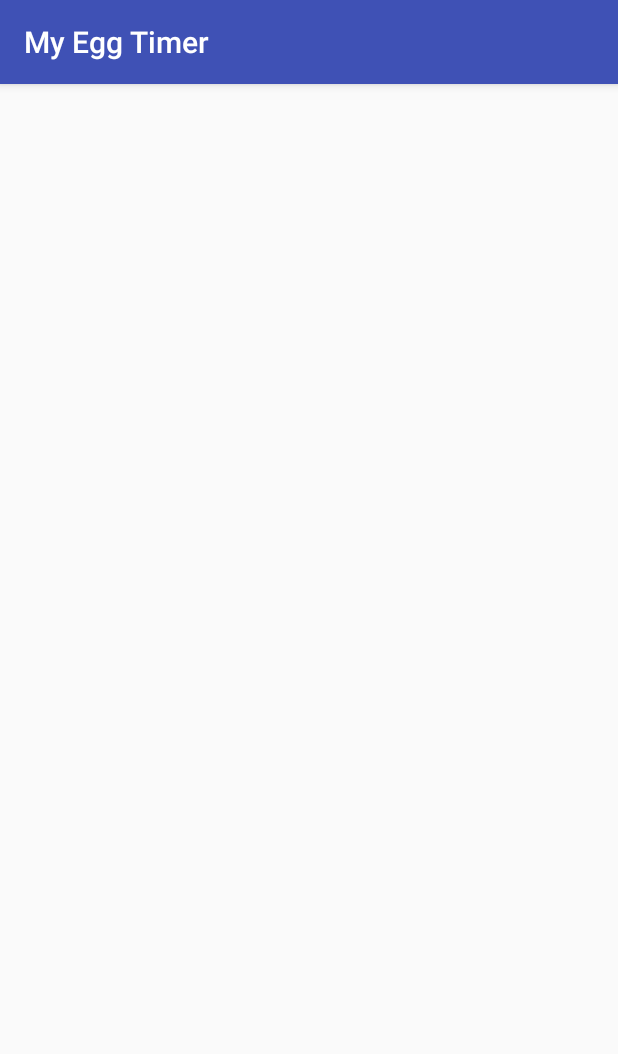
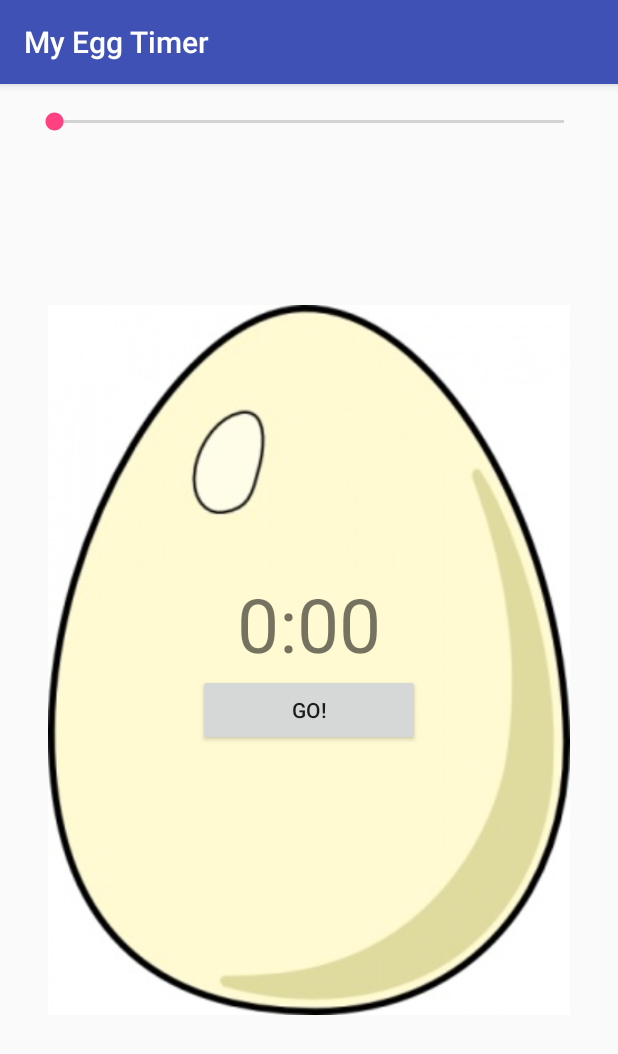
Before and after one commit to Vishnu-Adda/egg-timer, an Android app: the screen it shows after launch (MainActivity), on a phone screen of 412 x 824 dp. Shown: the top 1054 px of the screen. Run offline under Robolectric (Android 15) with nearby library versions, the phone set to English and light mode, and no system bars.

Commit message:
General layout has been determined.

```diff
--- a/app/src/main/java/com/someapp/vishnu/myeggtimer/MainActivity.java
+++ b/app/src/main/java/com/someapp/vishnu/myeggtimer/MainActivity.java
@@ -2,12 +2,19 @@ package com.someapp.vishnu.myeggtimer;
 
 import android.support.v7.app.AppCompatActivity;
 import android.os.Bundle;
+import android.widget.TextView;
 
 public class MainActivity extends AppCompatActivity {
+
+    String timeString;
 
     @Override
     protected void onCreate(Bundle savedInstanceState) {
         super.onCreate(savedInstanceState);
         setContentView(R.layout.activity_main);
+
+        TextView timeStringView = findViewById(R.id.textView);
+        timeString = timeStringView.toString();
+
     }
 }
--- a/app/src/main/res/layout/activity_main.xml
+++ b/app/src/main/res/layout/activity_main.xml
@@ -6,4 +6,49 @@
     android:layout_height="match_parent"
     tools:context=".MainActivity">
 
+    <LinearLayout
+        android:id="@+id/linearLayout"
+        android:layout_width="348dp"
+        android:layout_height="473dp"
+        android:layout_marginBottom="100dp"
+        android:layout_marginEnd="32dp"
+        android:layout_marginLeft="32dp"
+        android:layout_marginRight="32dp"
+        android:layout_marginStart="32dp"
+        android:layout_marginTop="100dp"
+        android:background="@drawable/cartoon_egg"
+        android:orientation="vertical"
+        android:gravity="center"
+        app:layout_constraintBottom_toBottomOf="parent"
+        app:layout_constraintEnd_toEndOf="parent"
+        app:layout_constraintStart_toStartOf="parent"
+        app:layout_constraintTop_toTopOf="parent">
+
+        <TextView
+            android:id="@+id/textView"
+            android:layout_width="wrap_content"
+            android:layout_height="wrap_content"
+            android:text="0:00"
+            android:textSize="50sp" />
+
+        <Button
+            android:id="@+id/button"
+            android:layout_width="match_parent"
+            android:layout_height="wrap_content"
+            android:layout_marginHorizontal="100dp"
+            android:text="Go!" />
+    </LinearLayout>
+
+    <SeekBar
+        android:id="@+id/seekBar"
+        android:layout_width="0dp"
+        android:layout_height="wrap_content"
+        android:layout_marginEnd="20dp"
+        android:layout_marginLeft="20dp"
+        android:layout_marginRight="20dp"
+        android:layout_marginStart="20dp"
+        android:layout_marginTop="16dp"
+        app:layout_constraintEnd_toEndOf="parent"
+        app:layout_constraintStart_toStartOf="parent"
+        app:layout_constraintTop_toTopOf="parent" />
 </android.support.constraint.ConstraintLayout>
```
Also changed, not shown: app/src/main/res/drawable/cartoon_egg.jpg (added), 1 other file.
